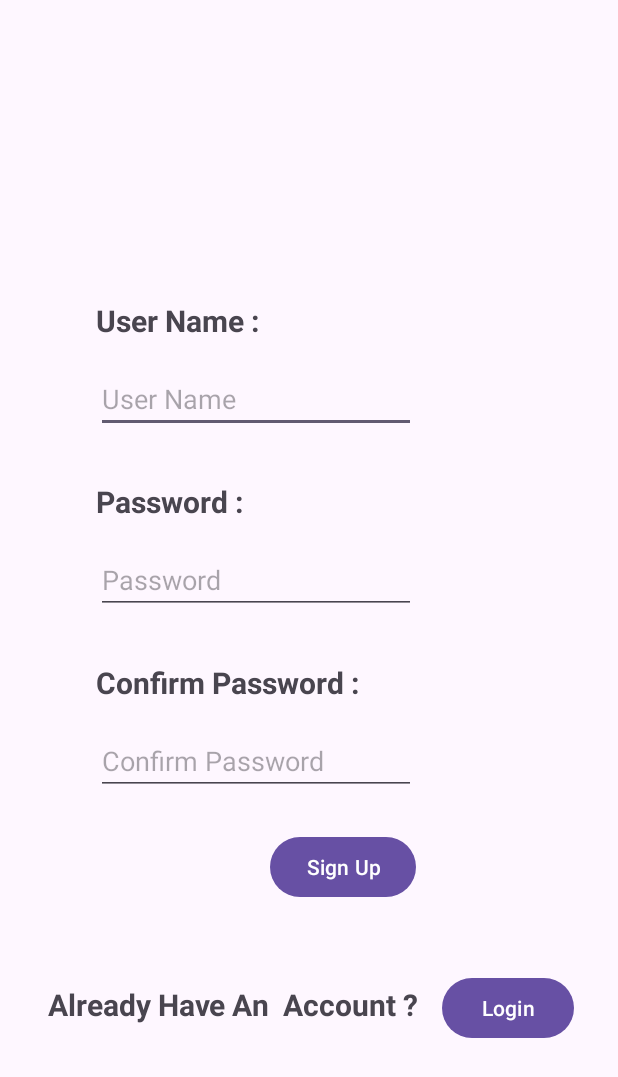
After one commit to AhmedUFekry/MEALANNER, an Android app: the fragment SignUpFragment shown on its own in the app's theme, on a phone screen of 412 x 824 dp. The commit adds this screen. Shown: the top 1077 px of the screen. Run offline under Robolectric (Android 15) with nearby library versions, the phone set to English and light mode, and no system bars.

Commit message:
Create login + signup fragments

```diff
--- /dev/null
+++ b/app/src/main/java/com/example/mealanner/UILayer/SignUpFragment.java
@@ -0,0 +1,66 @@
+package com.example.mealanner.UILayer;
+
+import android.os.Bundle;
+
+import androidx.fragment.app.Fragment;
+
+import android.view.LayoutInflater;
+import android.view.View;
+import android.view.ViewGroup;
+
+import com.example.mealanner.R;
+
+/**
+ * A simple {@link Fragment} subclass.
+ * Use the {@link SignUpFragment#newInstance} factory method to
+ * create an instance of this fragment.
+ */
+public class SignUpFragment extends Fragment {
+
+    // TODO: Rename parameter arguments, choose names that match
+    // the fragment initialization parameters, e.g. ARG_ITEM_NUMBER
+    private static final String ARG_PARAM1 = "param1";
+    private static final String ARG_PARAM2 = "param2";
+
+    // TODO: Rename and change types of parameters
+    private String mParam1;
+    private String mParam2;
+
+    public SignUpFragment() {
+        // Required empty public constructor
+    }
+
+    /**
+     * Use this factory method to create a new instance of
+     * this fragment using the provided parameters.
+     *
+     * @param param1 Parameter 1.
+     * @param param2 Parameter 2.
+     * @return A new instance of fragment SignUpFragment.
+     */
+    // TODO: Rename and change types and number of parameters
+    public static SignUpFragment newInstance(String param1, String param2) {
+        SignUpFragment fragment = new SignUpFragment();
+        Bundle args = new Bundle();
+        args.putString(ARG_PARAM1, param1);
+        args.putString(ARG_PARAM2, param2);
+        fragment.setArguments(args);
+        return fragment;
+    }
+
+    @Override
+    public void onCreate(Bundle savedInstanceState) {
+        super.onCreate(savedInstanceState);
+        if (getArguments() != null) {
+            mParam1 = getArguments().getString(ARG_PARAM1);
+            mParam2 = getArguments().getString(ARG_PARAM2);
+        }
+    }
+
+    @Override
+    public View onCreateView(LayoutInflater inflater, ViewGroup container,
+                             Bundle savedInstanceState) {
+        // Inflate the layout for this fragment
+        return inflater.inflate(R.layout.fragment_sign_up, container, false);
+    }
+}
--- /dev/null
+++ b/app/src/main/res/layout/fragment_sign_up.xml
@@ -0,0 +1,106 @@
+<?xml version="1.0" encoding="utf-8"?>
+<androidx.constraintlayout.widget.ConstraintLayout xmlns:android="http://schemas.android.com/apk/res/android"
+    xmlns:app="http://schemas.android.com/apk/res-auto"
+    xmlns:tools="http://schemas.android.com/tools"
+    android:layout_width="match_parent"
+    android:layout_height="match_parent"
+    tools:context=".UILayer.SignUpFragment">
+
+    <TextView
+        android:id="@+id/textView"
+        android:layout_width="wrap_content"
+        android:layout_height="wrap_content"
+        android:layout_marginStart="64dp"
+        android:layout_marginTop="200dp"
+        android:text="User Name :"
+        android:textSize="20sp"
+        android:textStyle="bold"
+        app:layout_constraintStart_toStartOf="parent"
+        app:layout_constraintTop_toTopOf="parent" />
+
+    <TextView
+        android:id="@+id/textView4"
+        android:layout_width="wrap_content"
+        android:layout_height="wrap_content"
+        android:layout_marginTop="32dp"
+        android:text="Password :"
+        android:textSize="20sp"
+        android:textStyle="bold"
+        app:layout_constraintStart_toStartOf="@+id/usernamesignUp"
+        app:layout_constraintTop_toBottomOf="@+id/usernamesignUp" />
+
+    <EditText
+        android:id="@+id/usernamesignUp"
+        android:layout_width="wrap_content"
+        android:layout_height="wrap_content"
+        android:layout_marginTop="16dp"
+        android:ems="10"
+        android:hint="User Name"
+        android:inputType="text"
+        app:layout_constraintStart_toStartOf="@+id/textView"
+        app:layout_constraintTop_toBottomOf="@+id/textView" />
+
+    <EditText
+        android:id="@+id/passwordsignUp"
+        android:layout_width="wrap_content"
+        android:layout_height="wrap_content"
+        android:layout_marginTop="16dp"
+        android:ems="10"
+        android:hint="Password"
+        android:inputType="textPassword"
+        app:layout_constraintStart_toStartOf="@+id/textView4"
+        app:layout_constraintTop_toBottomOf="@+id/textView4" />
+
+    <EditText
+        android:id="@+id/confirmpasswordsignUp"
+        android:layout_width="wrap_content"
+        android:layout_height="wrap_content"
+        android:layout_marginTop="16dp"
+        android:ems="10"
+        android:hint="Confirm Password"
+        android:inputType="textPassword"
+        app:layout_constraintStart_toStartOf="@+id/textView6"
+        app:layout_constraintTop_toBottomOf="@+id/textView6" />
+
+    <TextView
+        android:id="@+id/textView6"
+        android:layout_width="wrap_content"
+        android:layout_height="wrap_content"
+        android:layout_marginTop="32dp"
+        android:text="Confirm Password :"
+        android:textSize="20sp"
+        android:textStyle="bold"
+        app:layout_constraintStart_toStartOf="@+id/passwordsignUp"
+        app:layout_constraintTop_toBottomOf="@+id/passwordsignUp" />
+
+    <TextView
+        android:id="@+id/textView7"
+        android:layout_width="wrap_content"
+        android:layout_height="wrap_content"
+        android:layout_marginStart="32dp"
+        android:layout_marginTop="8dp"
+        android:text="Already Have An  Account ?"
+        android:textSize="20sp"
+        android:textStyle="bold"
+        app:layout_constraintStart_toStartOf="parent"
+        app:layout_constraintTop_toTopOf="@+id/loginfomsignupBtn" />
+
+    <Button
+        android:id="@+id/signupfomsignupBtn"
+        android:layout_width="wrap_content"
+        android:layout_height="wrap_content"
+        android:layout_marginTop="24dp"
+        android:text="@string/SignUp"
+        app:layout_constraintEnd_toEndOf="@+id/confirmpasswordsignUp"
+        app:layout_constraintTop_toBottomOf="@+id/confirmpasswordsignUp" />
+
+    <Button
+        android:id="@+id/loginfomsignupBtn"
+        android:layout_width="wrap_content"
+        android:layout_height="wrap_content"
+        android:layout_marginStart="16dp"
+        android:layout_marginTop="46dp"
+        android:text="@string/Login"
+        app:layout_constraintStart_toEndOf="@+id/textView7"
+        app:layout_constraintTop_toBottomOf="@+id/signupfomsignupBtn" />
+</androidx.constraintlayout.widget.ConstraintLayout>
--- a/app/src/main/res/values/strings.xml
+++ b/app/src/main/res/values/strings.xml
@@ -1,3 +1,7 @@
 <resources>
     <string name="app_name">MEALANNER</string>
+    <!-- TODO: Remove or change this placeholder text -->
+    <string name="hello_blank_fragment">Hello blank fragment</string>
+    <string name="Login">Login</string>
+    <string name="SignUp">Sign Up</string>
 </resources>
```
Also changed, not shown: app/src/main/AndroidManifest.xml (+6 -5 lines), app/src/main/java/com/example/mealanner/UILayer/Login.java (added, +16 -0 lines), app/src/main/java/com/example/mealanner/UILayer/LoginFragment.java (added, +66 -0 lines), app/src/main/res/layout/activity_login.xml (added, +9 -0 lines), app/src/main/res/layout/fragment_login.xml (added, +87 -0 lines).
